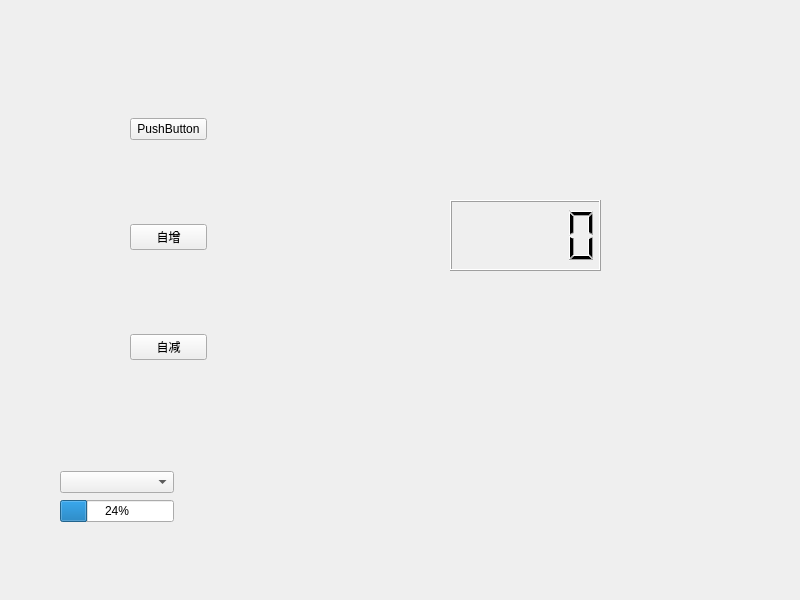
This is widget.ui in wxiafbi/test as Qt 5 draws it before an edit. The edited form follows.
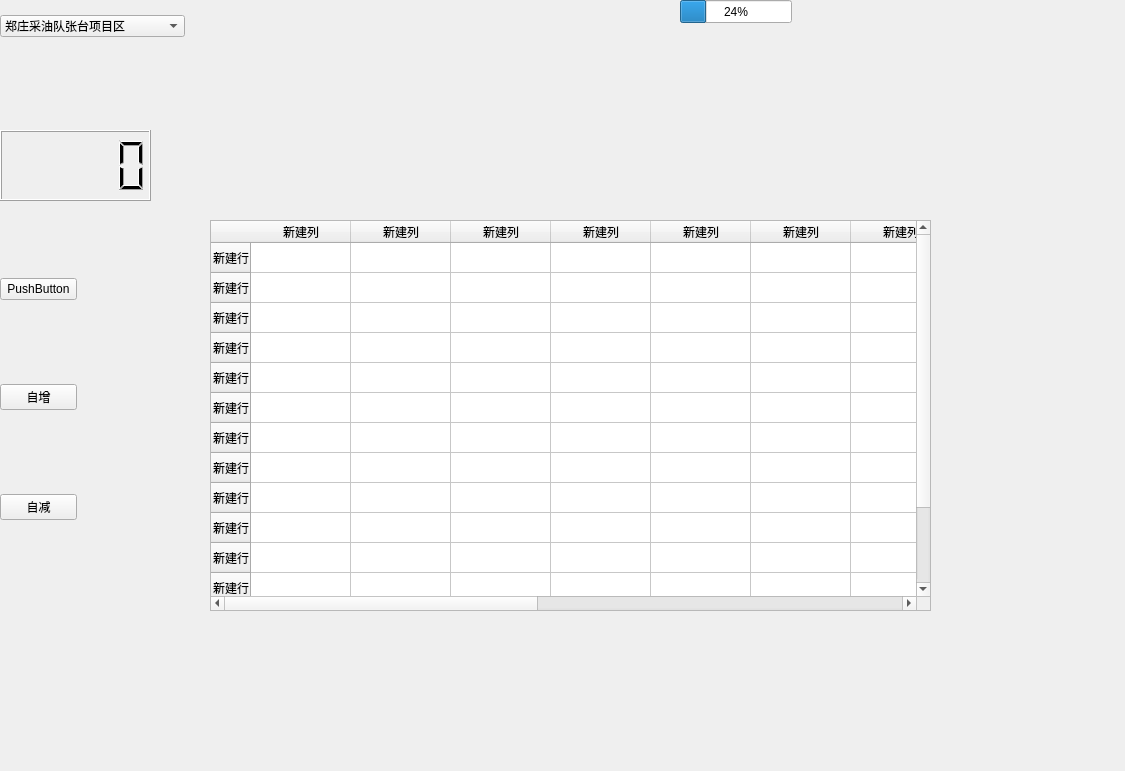
This is the edited form.

```diff
--- a/widget.ui
+++ b/widget.ui
@@ -6,8 +6,8 @@
    <rect>
     <x>0</x>
     <y>0</y>
-    <width>800</width>
-    <height>600</height>
+    <width>1125</width>
+    <height>771</height>
    </rect>
   </property>
   <property name="windowTitle">
@@ -16,8 +16,8 @@
   <widget class="QLCDNumber" name="lcdNumber">
    <property name="geometry">
     <rect>
-     <x>450</x>
-     <y>200</y>
+     <x>0</x>
+     <y>130</y>
      <width>151</width>
      <height>71</height>
     </rect>
@@ -26,8 +26,8 @@
   <widget class="QWidget" name="layoutWidget">
    <property name="geometry">
     <rect>
-     <x>130</x>
-     <y>40</y>
+     <x>0</x>
+     <y>200</y>
      <width>77</width>
      <height>401</height>
     </rect>
@@ -56,28 +56,200 @@
     </item>
    </layout>
   </widget>
-  <widget class="QWidget" name="">
+  <widget class="QWidget" name="layoutWidget">
    <property name="geometry">
     <rect>
-     <x>60</x>
-     <y>470</y>
-     <width>114</width>
+     <x>0</x>
+     <y>0</y>
+     <width>185</width>
      <height>53</height>
     </rect>
    </property>
    <layout class="QVBoxLayout" name="verticalLayout_2">
     <item>
-     <widget class="QComboBox" name="comboBox"/>
-    </item>
-    <item>
-     <widget class="QProgressBar" name="progressBar">
-      <property name="value">
-       <number>24</number>
-      </property>
+     <widget class="QComboBox" name="comboBox">
+      <item>
+       <property name="text">
+        <string>郑庄采油队张台项目区</string>
+       </property>
+      </item>
+      <item>
+       <property name="text">
+        <string>郭旗采油队羊圈山采油站</string>
+       </property>
+      </item>
+      <item>
+       <property name="text">
+        <string>黑家堡采油队贺家沟采油站</string>
+       </property>
+      </item>
+      <item>
+       <property name="text">
+        <string>黑家堡采油队王槐子沟采油站</string>
+       </property>
+      </item>
      </widget>
     </item>
    </layout>
   </widget>
+  <widget class="QProgressBar" name="progressBar">
+   <property name="geometry">
+    <rect>
+     <x>680</x>
+     <y>0</y>
+     <width>112</width>
+     <height>23</height>
+    </rect>
+   </property>
+   <property name="value">
+    <number>24</number>
+   </property>
+  </widget>
+  <widget class="QTableWidget" name="tableWidget">
+   <property name="geometry">
+    <rect>
+     <x>210</x>
+     <y>220</y>
+     <width>721</width>
+     <height>391</height>
+    </rect>
+   </property>
+   <row>
+    <property name="text">
+     <string>新建行</string>
+    </property>
+   </row>
+   <row>
+    <property name="text">
+     <string>新建行</string>
+    </property>
+   </row>
+   <row>
+    <property name="text">
+     <string>新建行</string>
+    </property>
+   </row>
+   <row>
+    <property name="text">
+     <string>新建行</string>
+    </property>
+   </row>
+   <row>
+    <property name="text">
+     <string>新建行</string>
+    </property>
+   </row>
+   <row>
+    <property name="text">
+     <string>新建行</string>
+    </property>
+   </row>
+   <row>
+    <property name="text">
+     <string>新建行</string>
+    </property>
+   </row>
+   <row>
+    <property name="text">
+     <string>新建行</string>
+    </property>
+   </row>
+   <row>
+    <property name="text">
+     <string>新建行</string>
+    </property>
+   </row>
+   <row>
+    <property name="text">
+     <string>新建行</string>
+    </property>
+   </row>
+   <row>
+    <property name="text">
+     <string>新建行</string>
+    </property>
+   </row>
+   <row>
+    <property name="text">
+     <string>新建行</string>
+    </property>
+   </row>
+   <row>
+    <property name="text">
+     <string>新建行</string>
+    </property>
+   </row>
+   <row>
+    <property name="text">
+     <string>新建行</string>
+    </property>
+   </row>
+   <column>
+    <property name="text">
+     <string>新建列</string>
+    </property>
+   </column>
+   <column>
+    <property name="text">
+     <string>新建列</string>
+    </property>
+   </column>
+   <column>
+    <property name="text">
+     <string>新建列</string>
+    </property>
+   </column>
+   <column>
+    <property name="text">
+     <string>新建列</string>
+    </property>
+   </column>
+   <column>
+    <property name="text">
+     <string>新建列</string>
+    </property>
+   </column>
+   <column>
+    <property name="text">
+     <string>新建列</string>
+    </property>
+   </column>
+   <column>
+    <property name="text">
+     <string>新建列</string>
+    </property>
+   </column>
+   <column>
+    <property name="text">
+     <string>新建列</string>
+    </property>
+   </column>
+   <column>
+    <property name="text">
+     <string>新建列</string>
+    </property>
+   </column>
+   <column>
+    <property name="text">
+     <string>新建列</string>
+    </property>
+   </column>
+   <column>
+    <property name="text">
+     <string>新建列</string>
+    </property>
+   </column>
+   <column>
+    <property name="text">
+     <string>新建列</string>
+    </property>
+   </column>
+   <column>
+    <property name="text">
+     <string>新建列</string>
+    </property>
+   </column>
+  </widget>
  </widget>
  <resources/>
  <connections>
```
